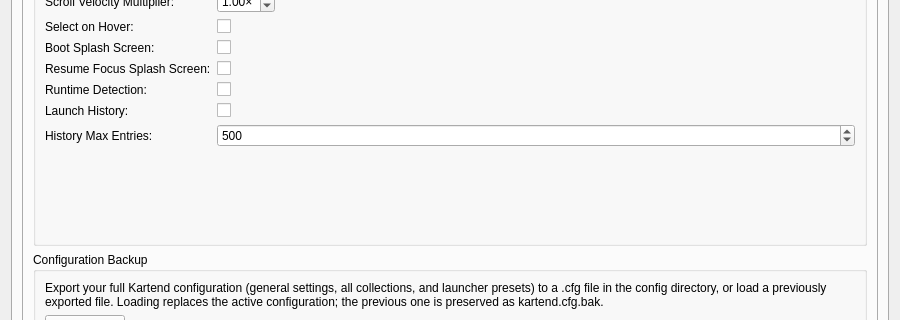
Before: the Qt Designer form src/ui/dialogs/settingsdialog.ui in EtherAura/Kartend, drawn with Qt 5; both pictures show x 0 to 900 and y 451 to 771 of the 900 by 889 pixel window.
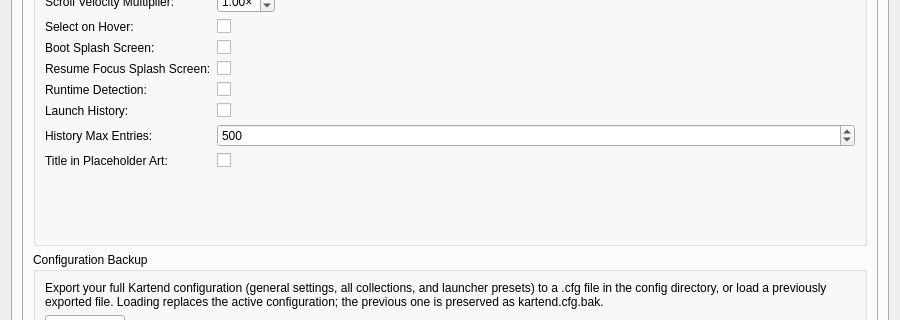
After: the same form once the commit is applied. The open tabs and pages were chosen to show the change. Icons and pictures are not drawn. Custom widgets are drawn as their Qt base class.

Commit message: feat(artwork): title overlay on placeholder art [Kartend-cub]

Patch:
```diff
--- a/src/ui/dialogs/settingsdialog.ui
+++ b/src/ui/dialogs/settingsdialog.ui
@@ -2135,6 +2135,20 @@
               </property>
              </widget>
             </item>
+            <item row="19" column="0">
+             <widget class="QLabel" name="showTitleInPlaceholderLabel">
+              <property name="text">
+               <string>Title in Placeholder Art:</string>
+              </property>
+             </widget>
+            </item>
+            <item row="19" column="1">
+             <widget class="QCheckBox" name="showTitleInPlaceholderCheckBox">
+              <property name="toolTip">
+               <string>Draw the item title on top of placeholder art (the hatched pattern or any user-supplied placeholder image) when no real artwork exists for the item.</string>
+              </property>
+             </widget>
+            </item>
                 </layout>
                </item>
               <item>
```
The commit also changes 8 other files.
